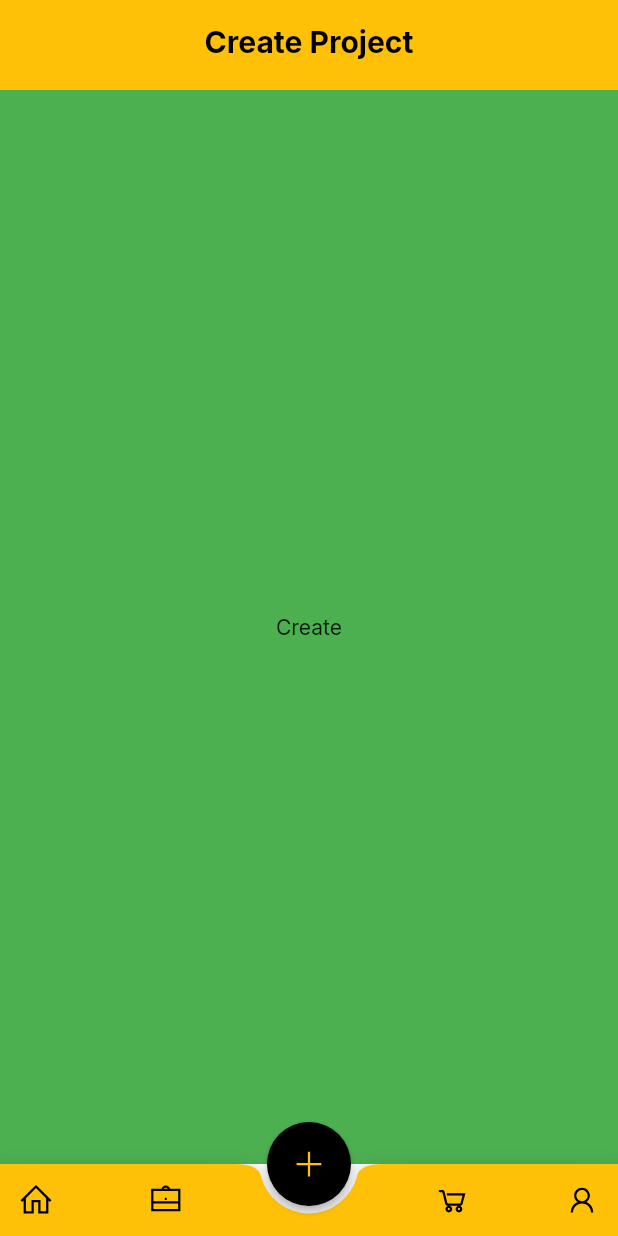
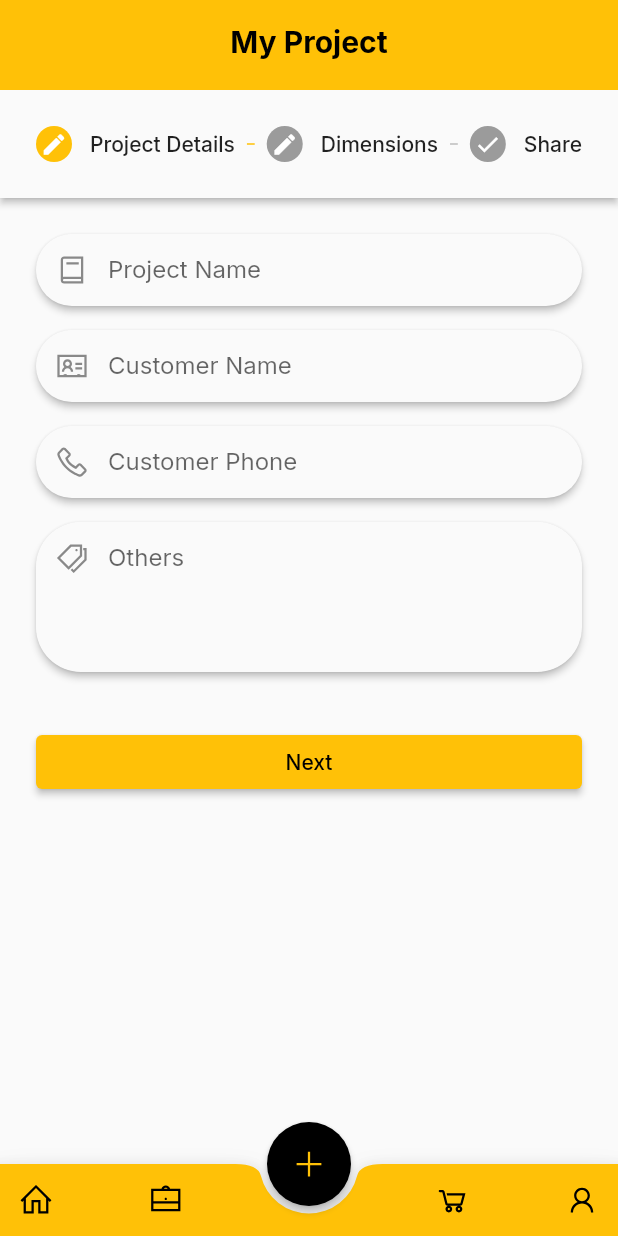
Before and after one commit to Rizwan-Raza/makemywindoor, a Flutter app: the DashboardScreen screen opened directly, after a tap on an icon or button, on a phone screen of 412 x 824 dp. Run offline on Flutter 3.47's test engine with Material 2 defaults, Android fonts, the phone set to English and light mode, and no system bars; our stand-ins replace cloud_firestore, firebase_core, fluttertoast, google_fonts, line_icons, lottie and 2 more; missing offline and left inert: mailer2; accounts and stored records are empty.

Commit message:
create project fields ready

```diff
--- /dev/null
+++ b/lib/model/project.dart
@@ -0,0 +1,45 @@
+import 'package:makemywindoor/model/project_details.dart';
+import 'package:makemywindoor/model/project_dimens.dart';
+
+class Project {
+  ProjectDetails projectDetails;
+  ProjectDimesnion projectDimesnion;
+  int estimatedCharge;
+  int totalCharge;
+
+  factory Project.empty() => Project(
+        projectDetails: ProjectDetails.empty(),
+        projectDimesnion: ProjectDimesnion.empty(),
+        estimatedCharge: 0,
+        totalCharge: 0,
+      );
+
+  Project(
+      {required this.projectDetails,
+      required this.projectDimesnion,
+      required this.estimatedCharge,
+      required this.totalCharge});
+
+  factory Project.fromJson(Map<String, dynamic> json) {
+    return Project(
+      projectDetails: ProjectDetails.fromJson(json['projectDetails']),
+      projectDimesnion: ProjectDimesnion.fromJson(json['projectDimesnion']),
+      estimatedCharge: json['estimatedCharge'],
+      totalCharge: json['totalCharge'],
+    );
+  }
+
+  Map<String, dynamic> toJson() {
+    return {
+      'projectDetails': projectDetails.toJson(),
+      'projectDimesnion': projectDimesnion.toJson(),
+      'estimatedCharge': estimatedCharge,
+      'totalCharge': totalCharge,
+    };
+  }
+
+  @override
+  String toString() {
+    return 'Project{projectDetails: $projectDetails, projectDimesnion: $projectDimesnion, estimatedCharge: $estimatedCharge, totalCharge: $totalCharge}';
+  }
+}
--- /dev/null
+++ b/lib/model/project_details.dart
@@ -0,0 +1,39 @@
+class ProjectDetails {
+  String projectName;
+  String customerName;
+  String customerNumber;
+  String? others;
+
+  ProjectDetails({
+    required this.projectName,
+    required this.customerName,
+    required this.customerNumber,
+    this.others,
+  });
+
+  factory ProjectDetails.empty() => ProjectDetails(
+        projectName: '',
+        customerName: '',
+        customerNumber: '',
+        others: '',
+      );
+
+  factory ProjectDetails.fromJson(Map<String, dynamic> json) => ProjectDetails(
+        projectName: json["projectName"],
+        customerName: json["customerName"],
+        customerNumber: json["customerNumber"],
+        others: json["others"],
+      );
+
+  Map<String, dynamic> toJson() => {
+        "projectName": projectName,
+        "customerName": customerName,
+        "customerNumber": customerNumber,
+        "others": others,
+      };
+
+  @override
+  String toString() {
+    return 'ProjectDetails{projectName: $projectName, customerName: $customerName, customerNumber: $customerNumber, others: $others}';
+  }
+}
--- /dev/null
+++ b/lib/model/project_dimens.dart
@@ -0,0 +1,38 @@
+class ProjectDimesnion {
+  int height;
+  int width;
+  String? remarks;
+  int type;
+
+  factory ProjectDimesnion.empty() =>
+      ProjectDimesnion(height: 0, width: 0, remarks: null, type: 0);
+
+  ProjectDimesnion(
+      {required this.height,
+      required this.width,
+      this.remarks,
+      required this.type});
+
+  factory ProjectDimesnion.fromJson(Map<String, dynamic> json) {
+    return ProjectDimesnion(
+      height: json['height'] as int,
+      width: json['width'] as int,
+      remarks: json['remarks'] as String,
+      type: json['type'] as int,
+    );
+  }
+
+  Map<String, dynamic> toJson() {
+    return {
+      'height': height,
+      'width': width,
+      'remarks': remarks,
+      'type': type,
+    };
+  }
+
+  @override
+  String toString() {
+    return 'ProjectDimesnion{height: $height, width: $width, remarks: $remarks, type: $type}';
+  }
+}
--- a/lib/screens/create_project.dart
+++ b/lib/screens/create_project.dart
@@ -1,27 +1,195 @@
 import 'package:flutter/material.dart';
+import 'package:line_icons/line_icons.dart';
 import 'package:makemywindoor/helperwidgets/my_appBar.dart';
+import 'package:makemywindoor/model/project_details.dart';
 import 'package:makemywindoor/utils/my_constants.dart';
 
-class CreateProject extends StatefulWidget {
-  const CreateProject({Key? key}) : super(key: key);
+class CreateProjectScreen extends StatefulWidget {
+  const CreateProjectScreen({Key? key}) : super(key: key);
 
   @override
-  _CreateProjectState createState() => _CreateProjectState();
+  _CreateProjectScreenState createState() => _CreateProjectScreenState();
 }
 
-class _CreateProjectState extends State<CreateProject> {
+class _CreateProjectScreenState extends State<CreateProjectScreen> {
+  int _activeStepIndex = 0;
+  ProjectDetails pd = ProjectDetails.empty();
+
+  final GlobalKey<FormState> _detailForm = GlobalKey<FormState>();
+  final GlobalKey<FormState> _dimensForm = GlobalKey<FormState>();
+
+  List<Step> stepList() => [
+        Step(
+          state: _activeStepIndex <= 0 ? StepState.editing : StepState.complete,
+          isActive: _activeStepIndex >= 0,
+          title: const Text('Project Details'),
+          content: Form(
+            key: _detailForm,
+            child: Column(
+              children: [
+                getField("Project Name", LineIcons.book, validate: (value) {
+                  if (value!.isEmpty) {
+                    return 'Please enter project name';
+                  }
+                }),
+                const SizedBox(
+                  height: 16,
+                ),
+                getField("Customer Name", LineIcons.addressCard),
+                const SizedBox(
+                  height: 16,
+                ),
+                getField("Customer Phone", LineIcons.phone),
+                const SizedBox(
+                  height: 16,
+                ),
+                getField("Others", LineIcons.tags, lines: 4),
+                const SizedBox(
+                  height: 16,
+                ),
+              ],
+            ),
+          ),
+        ),
+        Step(
+            state:
+                _activeStepIndex <= 1 ? StepState.editing : StepState.complete,
+            isActive: _activeStepIndex >= 1,
+            title: const Text('Dimensions'),
+            content: Form(
+              key: _dimensForm,
+              child: Column(
+                children: [
+                  getField("Type", LineIcons.hardHat),
+                  const SizedBox(
+                    height: 16,
+                  ),
+                  getField("Height", LineIcons.rulerVertical),
+                  const SizedBox(
+                    height: 16,
+                  ),
+                  getField("Width", LineIcons.rulerHorizontal),
+                  const SizedBox(
+                    height: 16,
+                  ),
+                  getField("Remarks", LineIcons.pencilRuler),
+                ],
+              ),
+            )),
+        Step(
+            state: StepState.complete,
+            isActive: _activeStepIndex >= 2,
+            title: const Text('Share'),
+            content: Column(
+              crossAxisAlignment: CrossAxisAlignment.start,
+              mainAxisAlignment: MainAxisAlignment.start,
+              children: const [
+                Text('Password: *****'),
+              ],
+            ))
+      ];
+
   @override
   Widget build(BuildContext context) {
     return Scaffold(
       appBar: MyAppBar(
-        appbarTitle: MyConstants.appbarTitle[1],
+        appbarTitle: MyConstants.appbarTitle[0],
       ),
-      body: Container(
-        color: Colors.green,
-        child: const Center(
-          child: Text('Create'),
-        ),
+      body: Stepper(
+        type: StepperType.horizontal,
+        currentStep: _activeStepIndex,
+        steps: stepList(),
+        onStepContinue: () {
+          if (_activeStepIndex < (stepList().length - 1)) {
+            setState(() {
+              _activeStepIndex += 1;
+            });
+          } else {
+            // print('Submited');
+          }
+        },
+        onStepCancel: () {
+          if (_activeStepIndex == 0) {
+            return;
+          }
+
+          setState(() {
+            _activeStepIndex -= 1;
+          });
+        },
+        onStepTapped: (int index) {
+          setState(() {
+            _activeStepIndex = index;
+          });
+        },
+        controlsBuilder: (context, details) {
+          final isLastStep = _activeStepIndex == stepList().length - 1;
+          return Row(
+            mainAxisAlignment: MainAxisAlignment.spaceBetween,
+            children: [
+              if (_activeStepIndex > 0)
+                Expanded(
+                  child: TextButton(
+                    onPressed: details.onStepCancel,
+                    child: const Text('Back'),
+                  ),
+                ),
+              Expanded(
+                child: ElevatedButton(
+                  onPressed: details.onStepContinue,
+                  child:
+                      (isLastStep) ? const Text('Submit') : const Text('Next'),
+                ),
+              ),
+            ],
+          );
+        },
       ),
     );
   }
+
+  Widget getField(String hText, IconData icon,
+      {String? Function(String?)? validate, onSaved, int lines = 1}) {
+    return Stack(
+      children: [
+        Material(
+          elevation: 2.0,
+          borderRadius: const BorderRadius.all(Radius.circular(30)),
+          child: Container(
+            height: lines != 1 ? 100 : 48,
+            color: Colors.transparent,
+          ),
+        ),
+        TextFormField(
+          cursorColor: Colors.amber[700],
+          maxLines: lines,
+          validator: (value) {
+            if (validate != null) {
+              return validate(value);
+            }
+            return null;
+          },
+          onSaved: onSaved,
+          decoration: InputDecoration(
+              hintText: hText,
+              fillColor: Colors.transparent,
+              prefixIcon: Padding(
+                padding: const EdgeInsets.all(12.0),
+                child: Align(
+                  alignment: Alignment.topCenter,
+                  widthFactor: 1.0,
+                  heightFactor: lines * 1.0,
+                  child: Icon(
+                    icon,
+                    // color: Colors.amber,
+                  ),
+                ),
+              ),
+              border: InputBorder.none,
+              contentPadding:
+                  const EdgeInsets.symmetric(horizontal: 25, vertical: 13)),
+        ),
+      ],
+    );
+  }
 }
--- a/lib/screens/dashboard.dart
+++ b/lib/screens/dashboard.dart
@@ -2,6 +2,7 @@ import 'package:flutter/material.dart';
 import 'package:line_icons/line_icons.dart';
 import 'package:makemywindoor/helperwidgets/my_appBar.dart';
 import 'package:makemywindoor/screens/create_project.dart';
+import 'package:makemywindoor/screens/my_projects.dart';
 import 'package:makemywindoor/utils/my_constants.dart';
 import 'package:makemywindoor/utils/size_config.dart';
 
@@ -16,7 +17,7 @@ class DashboardScreen extends StatefulWidget {
 
 class _DashboardScreenState extends State<DashboardScreen> {
   // Selected Page Index
-  int _selectedIndex = 0;
+  int _selectedIndex = 2;
 
   // Bottom Pages
   List<Widget> pages = [
@@ -50,24 +51,9 @@ class _DashboardScreenState extends State<DashboardScreen> {
         key: const PageStorageKey("Page2"),
       ),
     ),
-    const CreateProject(key: PageStorageKey("Page3")),
-    Scaffold(
-      appBar: MyAppBar(
-        appbarTitle: MyConstants.appbarTitle[1],
-      ),
-      body: Container(
-        color: Colors.blue,
-        child: const Center(
-          child: Text('Products for sale.'),
-        ),
-        key: const PageStorageKey("Page4"),
-      ),
-    ),
-    Container(
-      color: Colors.pink,
-      child: const MyAccount(),
-      key: const PageStorageKey("Page5"),
-    ),
+    const CreateProjectScreen(key: PageStorageKey("Page3")),
+    const MyProjects(key: PageStorageKey("Page4")),
+    const MyAccount(key: PageStorageKey("Page5")),
   ];
 
   final PageStorageBucket bucket = PageStorageBucket();
--- /dev/null
+++ b/lib/screens/my_projects.dart
@@ -0,0 +1,33 @@
+import 'package:flutter/material.dart';
+import 'package:makemywindoor/helperwidgets/my_appBar.dart';
+import 'package:makemywindoor/screens/auth/login.dart';
+import 'package:makemywindoor/services/user_service.dart';
+import 'package:makemywindoor/utils/my_constants.dart';
+import 'package:provider/provider.dart';
+
+class MyProjects extends StatelessWidget {
+  const MyProjects({Key? key}) : super(key: key);
+
+  @override
+  Widget build(BuildContext context) {
+    return Scaffold(
+      appBar: MyAppBar(
+        appbarTitle: MyConstants.appbarTitle[1],
+      ),
+      body: Container(
+        color: Colors.blue,
+        child: Center(
+            child: ElevatedButton(
+                onPressed: () {
+                  Navigator.push(
+                    context,
+                    MaterialPageRoute(
+                        builder: (context) => const LoginScreen()),
+                  );
+                  Provider.of<UserServices>(context, listen: false).logout();
+                },
+                child: const Text("Logout"))),
+      ),
+    );
+  }
+}
--- a/lib/services/user_service.dart
+++ b/lib/services/user_service.dart
@@ -9,11 +9,11 @@ class UserServices {
   final FirebaseFirestore _firestore = FirebaseFirestore.instance;
   late SharedPreferences prefs;
 
-  late User currentUser;
+  User? currentUser;
 
   saveState() async {
     prefs = await SharedPreferences.getInstance();
-    prefs.setString('user', json.encode(currentUser.toJson()));
+    prefs.setString('user', json.encode(currentUser?.toJson()));
     log(prefs.getString("user").toString());
   }
 
@@ -33,6 +33,12 @@ class UserServices {
       return currentUser;
     }
     return User.empty();
+  }
+
+  Future<void> logout() async {
+    prefs = await SharedPreferences.getInstance();
+    prefs.remove('user');
+    currentUser = null;
   }
 
   void createUser(Map<String, dynamic> values) {
--- a/pubspec.yaml
+++ b/pubspec.yaml
@@ -18,7 +18,7 @@ publish_to: 'none' # Remove this line if you wish to publish to pub.dev
 version: 1.0.0+1
 
 environment:
-  sdk: ">=2.15.1 <3.0.0"
+  sdk: ">=2.12.1 <3.0.0"
 
 # Dependencies specify other packages that your package needs in order to work.
 # To automatically upgrade your package dependencies to the latest versions
```
Also changed, not shown: lib/model/student.dart (added, +44 -0 lines), pubspec.lock.
